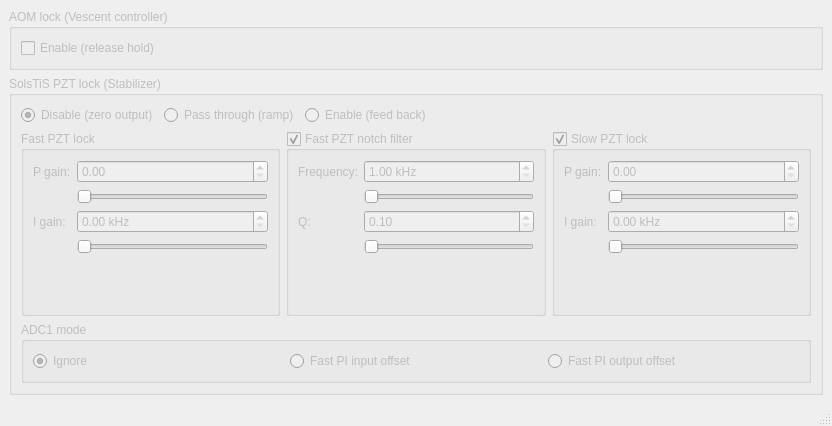
Qt form l674_lock_ui/app.ui (OxfordIonTrapGroup/stabilizer-ui) before a commit.
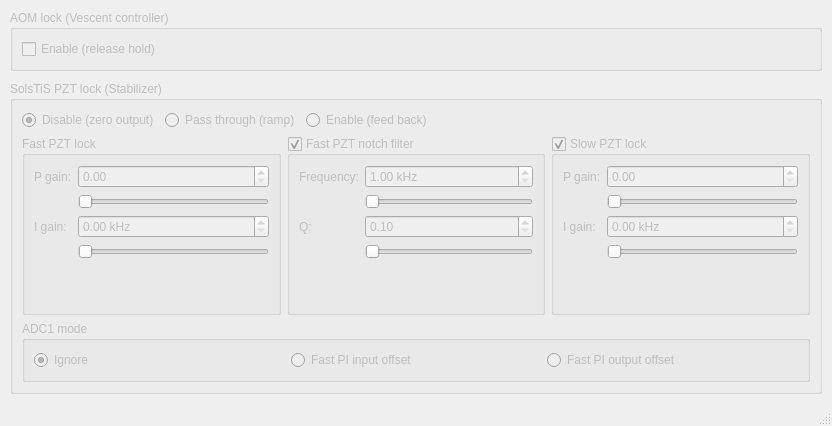
The same form after that commit.

Commit message:
Add layout spacing
Apparently, even though QtCreator displays "9", the margins default to 0 on Linux/GNOME.

Patch:
```diff
--- a/l674_lock_ui/app.ui
+++ b/l674_lock_ui/app.ui
@@ -27,6 +27,21 @@
     </sizepolicy>
    </property>
    <layout class="QVBoxLayout" name="verticalLayout">
+    <property name="spacing">
+     <number>10</number>
+    </property>
+    <property name="leftMargin">
+     <number>10</number>
+    </property>
+    <property name="topMargin">
+     <number>10</number>
+    </property>
+    <property name="rightMargin">
+     <number>10</number>
+    </property>
+    <property name="bottomMargin">
+     <number>10</number>
+    </property>
     <item>
      <layout class="QHBoxLayout" name="horizontalLayout_3">
       <item>
```
